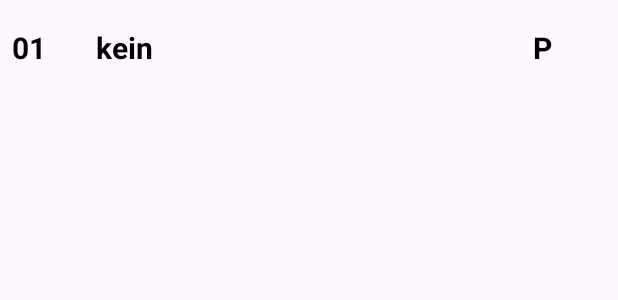
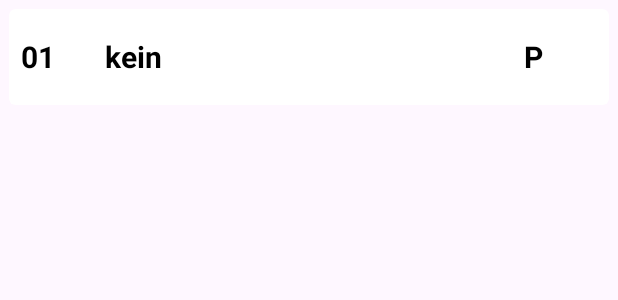
Before and after one commit to NguyenHuuKien1105/Prm_project, an Android app: the layout student_item.xml on its own in the app's theme, with its tools: preview values and no code run, on a phone screen of 412 x 824 dp. Shown: the top 300 px of the screen. Run offline under Robolectric (Android 15) with nearby library versions, the phone set to English and light mode, and no system bars.

Commit message:
Create add absent and present + update colors

```diff
--- a/app/src/main/res/layout/student_item.xml
+++ b/app/src/main/res/layout/student_item.xml
@@ -1,13 +1,26 @@
 <?xml version="1.0" encoding="utf-8"?>
-<RelativeLayout xmlns:android="http://schemas.android.com/apk/res/android"
+<androidx.cardview.widget.CardView xmlns:android="http://schemas.android.com/apk/res/android"
+    xmlns:app="http://schemas.android.com/apk/res-auto"
+    android:id="@+id/cardView"
     android:layout_width="match_parent"
-    android:layout_height="64dp">
+    android:layout_height="64dp"
+    android:layout_marginLeft="6dp"
+    android:layout_marginTop="6dp"
+    android:layout_marginRight="6dp"
+    app:cardCornerRadius="4dp"
+    app:cardElevation="0dp"
+    app:cardPreventCornerOverlap="false"
+    app:cardUseCompatPadding="false">
+
+    <RelativeLayout
+        android:layout_width="match_parent"
+        android:layout_height="match_parent">
 
         <RelativeLayout
             android:layout_width="match_parent"
             android:layout_height="wrap_content"
-        android:padding="8dp"
-        android:layout_centerVertical="true">
+            android:layout_centerVertical="true"
+            android:padding="8dp">
 
             <TextView
                 android:id="@+id/roll"
@@ -30,9 +43,9 @@
 
             <TextView
                 android:id="@+id/status"
-            android:layout_alignParentEnd="true"
                 android:layout_width="wrap_content"
                 android:layout_height="wrap_content"
+                android:layout_alignParentEnd="true"
                 android:layout_marginEnd="36dp"
                 android:text="P"
                 android:textColor="@color/black"
@@ -40,3 +53,6 @@
                 android:textStyle="bold" />
         </RelativeLayout>
     </RelativeLayout>
+
+
+</androidx.cardview.widget.CardView>
```
Also changed, not shown: app/src/main/java/com/example/prm/StudentActivity.java (+9 -0 lines), app/src/main/java/com/example/prm/StudentAdapter.java (+15 -0 lines), app/src/main/res/values/colors.xml (+7 -3 lines). Lines whose indentation alone changed are shown as unchanged.
